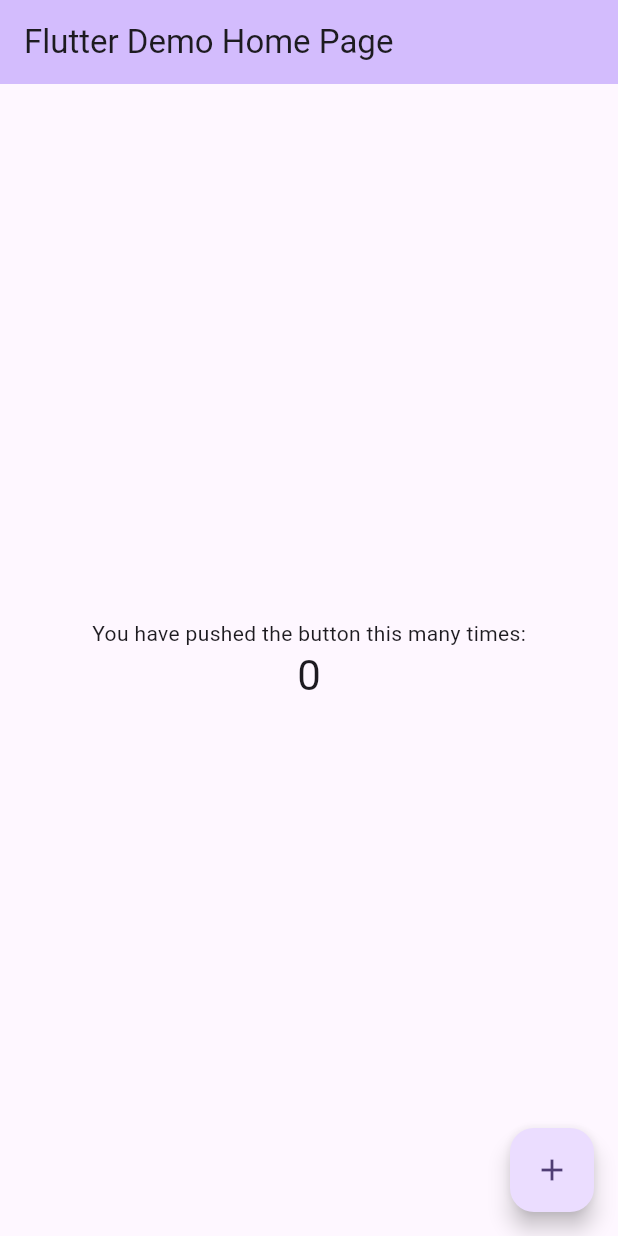
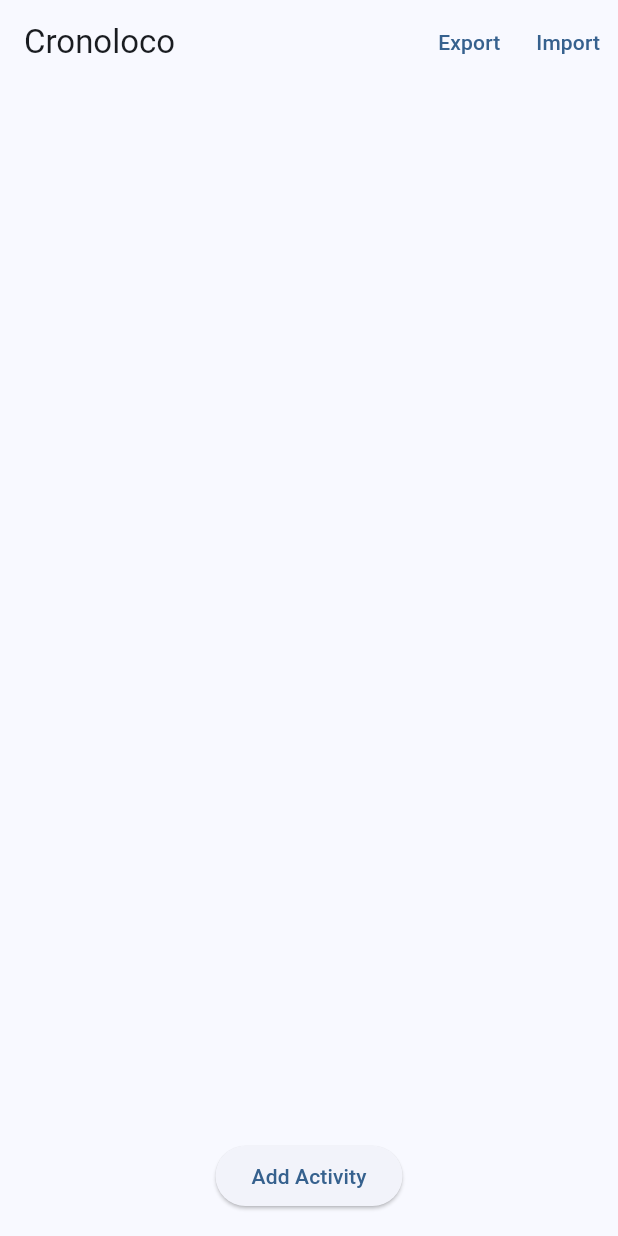
Before and after one commit to moxorgames/cronoloco, a Flutter app: the screen it shows after launch, on a phone screen of 412 x 824 dp. Run offline on Flutter 3.47's test engine with Material 3 defaults, Android fonts, the light colour scheme and no system bars; our stand-ins replace shared_preferences.

Commit message:
Add layout basico y funcionalidad

```diff
--- a/lib/main.dart
+++ b/lib/main.dart
@@ -1,122 +1,222 @@
 import 'package:flutter/material.dart';
+import 'dart:async';
+import 'dart:convert';
+import 'package:shared_preferences/shared_preferences.dart';
 
 void main() {
-  runApp(const MyApp());
+  runApp(const CronolocoApp());
 }
 
-class MyApp extends StatelessWidget {
-  const MyApp({super.key});
+class CronolocoApp extends StatelessWidget {
+  const CronolocoApp({super.key});
 
-  // This widget is the root of your application.
   @override
   Widget build(BuildContext context) {
     return MaterialApp(
-      title: 'Flutter Demo',
+      title: 'Cronoloco',
       theme: ThemeData(
-        // This is the theme of your application.
-        //
-        // TRY THIS: Try running your application with "flutter run". You'll see
-        // the application has a purple toolbar. Then, without quitting the app,
-        // try changing the seedColor in the colorScheme below to Colors.green
-        // and then invoke "hot reload" (save your changes or press the "hot
-        // reload" button in a Flutter-supported IDE, or press "r" if you used
-        // the command line to start the app).
-        //
-        // Notice that the counter didn't reset back to zero; the application
-        // state is not lost during the reload. To reset the state, use hot
-        // restart instead.
-        //
-        // This works for code too, not just values: Most code changes can be
-        // tested with just a hot reload.
-        colorScheme: ColorScheme.fromSeed(seedColor: Colors.deepPurple),
+        colorScheme: ColorScheme.fromSeed(seedColor: Colors.blue),
+        useMaterial3: true,
       ),
-      home: const MyHomePage(title: 'Flutter Demo Home Page'),
+      home: const ActivityListScreen(),
     );
   }
 }
 
-class MyHomePage extends StatefulWidget {
-  const MyHomePage({super.key, required this.title});
+class Activity {
+  String id;
+  String name;
+  bool isRunning;
+  Duration todayDuration;
+  Timer? timer;
 
-  // This widget is the home page of your application. It is stateful, meaning
-  // that it has a State object (defined below) that contains fields that affect
-  // how it looks.
+  Activity({
+    required this.id,
+    required this.name,
+    this.isRunning = false,
+    this.todayDuration = const Duration(),
+  });
 
-  // This class is the configuration for the state. It holds the values (in this
-  // case the title) provided by the parent (in this case the App widget) and
-  // used by the build method of the State. Fields in a Widget subclass are
-  // always marked "final".
+  Map<String, dynamic> toJson() => {
+        'id': id,
+        'name': name,
+        'todayDuration': todayDuration.inSeconds,
+      };
 
-  final String title;
+  factory Activity.fromJson(Map<String, dynamic> json) {
+    return Activity(
+      id: json['id'],
+      name: json['name'],
+      todayDuration: Duration(seconds: json['todayDuration']),
+    );
+  }
+}
+
+class ActivityListScreen extends StatefulWidget {
+  const ActivityListScreen({super.key});
 
   @override
-  State<MyHomePage> createState() => _MyHomePageState();
+  State<ActivityListScreen> createState() => _ActivityListScreenState();
 }
 
-class _MyHomePageState extends State<MyHomePage> {
-  int _counter = 0;
+class _ActivityListScreenState extends State<ActivityListScreen> {
+  List<Activity> activities = [];
+  final String storageKey = 'activities';
 
-  void _incrementCounter() {
+  @override
+  void initState() {
+    super.initState();
+    _loadActivities();
+  }
+
+  Future<void> _loadActivities() async {
+    final prefs = await SharedPreferences.getInstance();
+    final String? activitiesJson = prefs.getString(storageKey);
+    if (activitiesJson != null) {
+      final List<dynamic> decodedActivities = jsonDecode(activitiesJson);
+      setState(() {
+        activities = decodedActivities
+            .map((item) => Activity.fromJson(item))
+            .toList();
+      });
+    }
+  }
+
+  Future<void> _saveActivities() async {
+    final prefs = await SharedPreferences.getInstance();
+    final String encodedActivities =
+        jsonEncode(activities.map((a) => a.toJson()).toList());
+    await prefs.setString(storageKey, encodedActivities);
+  }
+
+  void _addActivity() {
+    showDialog(
+      context: context,
+      builder: (context) {
+        String newActivityName = '';
+        return AlertDialog(
+          title: const Text('New Activity'),
+          content: TextField(
+            onChanged: (value) => newActivityName = value,
+            decoration: const InputDecoration(labelText: 'Activity Name'),
+          ),
+          actions: [
+            TextButton(
+              onPressed: () => Navigator.pop(context),
+              child: const Text('Cancel'),
+            ),
+            TextButton(
+              onPressed: () {
+                if (newActivityName.isNotEmpty) {
+                  setState(() {
+                    activities.add(Activity(
+                      id: DateTime.now().toString(),
+                      name: newActivityName,
+                    ));
+                    _saveActivities();
+                  });
+                  Navigator.pop(context);
+                }
+              },
+              child: const Text('Add'),
+            ),
+          ],
+        );
+      },
+    );
+  }
+
+  void _toggleTimer(Activity activity) {
     setState(() {
-      // This call to setState tells the Flutter framework that something has
-      // changed in this State, which causes it to rerun the build method below
-      // so that the display can reflect the updated values. If we changed
-      // _counter without calling setState(), then the build method would not be
-      // called again, and so nothing would appear to happen.
-      _counter++;
+      activity.isRunning = !activity.isRunning;
+      if (activity.isRunning) {
+        activity.timer = Timer.periodic(const Duration(seconds: 1), (timer) {
+          setState(() {
+            activity.todayDuration += const Duration(seconds: 1);
+            _saveActivities();
+          });
+        });
+      } else {
+        activity.timer?.cancel();
+      }
     });
   }
 
   @override
   Widget build(BuildContext context) {
-    // This method is rerun every time setState is called, for instance as done
-    // by the _incrementCounter method above.
-    //
-    // The Flutter framework has been optimized to make rerunning build methods
-    // fast, so that you can just rebuild anything that needs updating rather
-    // than having to individually change instances of widgets.
     return Scaffold(
       appBar: AppBar(
-        // TRY THIS: Try changing the color here to a specific color (to
-        // Colors.amber, perhaps?) and trigger a hot reload to see the AppBar
-        // change color while the other colors stay the same.
-        backgroundColor: Theme.of(context).colorScheme.inversePrimary,
-        // Here we take the value from the MyHomePage object that was created by
-        // the App.build method, and use it to set our appbar title.
-        title: Text(widget.title),
+        title: const Text('Cronoloco'),
+        actions: [
+          TextButton(
+            onPressed: () {}, // Export functionality to be added
+            child: const Text('Export'),
+          ),
+          TextButton(
+            onPressed: () {}, // Import functionality to be added
+            child: const Text('Import'),
+          ),
+        ],
       ),
-      body: Center(
-        // Center is a layout widget. It takes a single child and positions it
-        // in the middle of the parent.
-        child: Column(
-          // Column is also a layout widget. It takes a list of children and
-          // arranges them vertically. By default, it sizes itself to fit its
-          // children horizontally, and tries to be as tall as its parent.
-          //
-          // Column has various properties to control how it sizes itself and
-          // how it positions its children. Here we use mainAxisAlignment to
-          // center the children vertically; the main axis here is the vertical
-          // axis because Columns are vertical (the cross axis would be
-          // horizontal).
-          //
-          // TRY THIS: Invoke "debug painting" (choose the "Toggle Debug Paint"
-          // action in the IDE, or press "p" in the console), to see the
-          // wireframe for each widget.
-          mainAxisAlignment: MainAxisAlignment.center,
-          children: <Widget>[
-            const Text('You have pushed the button this many times:'),
-            Text(
-              '$_counter',
-              style: Theme.of(context).textTheme.headlineMedium,
+      body: Column(
+        children: [
+          Expanded(
+            child: ReorderableListView(
+              onReorder: (oldIndex, newIndex) {
+                setState(() {
+                  if (newIndex > oldIndex) {
+                    newIndex -= 1;
+                  }
+                  final item = activities.removeAt(oldIndex);
+                  activities.insert(newIndex, item);
+                  _saveActivities();
+                });
+              },
+              children: activities.map((activity) {
+                String timeStr = _formatDuration(activity.todayDuration);
+                return Card(
+                  key: Key(activity.id),
+                  margin: const EdgeInsets.all(8.0),
+                  child: ListTile(
+                    leading: const Icon(Icons.drag_handle),
+                    title: Text(activity.name),
+                    subtitle: Text(timeStr),
+                    trailing: IconButton(
+                      icon: Icon(
+                        activity.isRunning ? Icons.pause : Icons.play_arrow,
+                      ),
+                      onPressed: () => _toggleTimer(activity),
+                    ),
+                  ),
+                );
+              }).toList(),
             ),
-          ],
-        ),
+          ),
+          Padding(
+            padding: const EdgeInsets.all(16.0),
+            child: ElevatedButton(
+              onPressed: _addActivity,
+              child: const Text('Add Activity'),
+            ),
+          ),
+        ],
       ),
-      floatingActionButton: FloatingActionButton(
-        onPressed: _incrementCounter,
-        tooltip: 'Increment',
-        child: const Icon(Icons.add),
-      ), // This trailing comma makes auto-formatting nicer for build methods.
     );
   }
+
+  String _formatDuration(Duration duration) {
+    String twoDigits(int n) => n.toString().padLeft(2, '0');
+    String hours = twoDigits(duration.inHours);
+    String minutes = twoDigits(duration.inMinutes.remainder(60));
+    String seconds = twoDigits(duration.inSeconds.remainder(60));
+    return '$hours:$minutes:$seconds';
+  }
+
+  @override
+  void dispose() {
+    for (var activity in activities) {
+      activity.timer?.cancel();
+    }
+    super.dispose();
+  }
 }
--- a/pubspec.yaml
+++ b/pubspec.yaml
@@ -1,5 +1,5 @@
 name: cronoloco
-description: "A new Flutter project."
+description: "Una app para llevar un registro de cuanto tiempo le dedico a las cosas"
 # The following line prevents the package from being accidentally published to
 # pub.dev using `flutter pub publish`. This is preferred for private packages.
 publish_to: 'none' # Remove this line if you wish to publish to pub.dev
@@ -30,6 +30,7 @@ environment:
 dependencies:
   flutter:
     sdk: flutter
+  shared_preferences: ^2.2.0
 
   # The following adds the Cupertino Icons font to your application.
   # Use with the CupertinoIcons class for iOS style icons.
```
Also changed, not shown: pubspec.lock, 1 other file.
